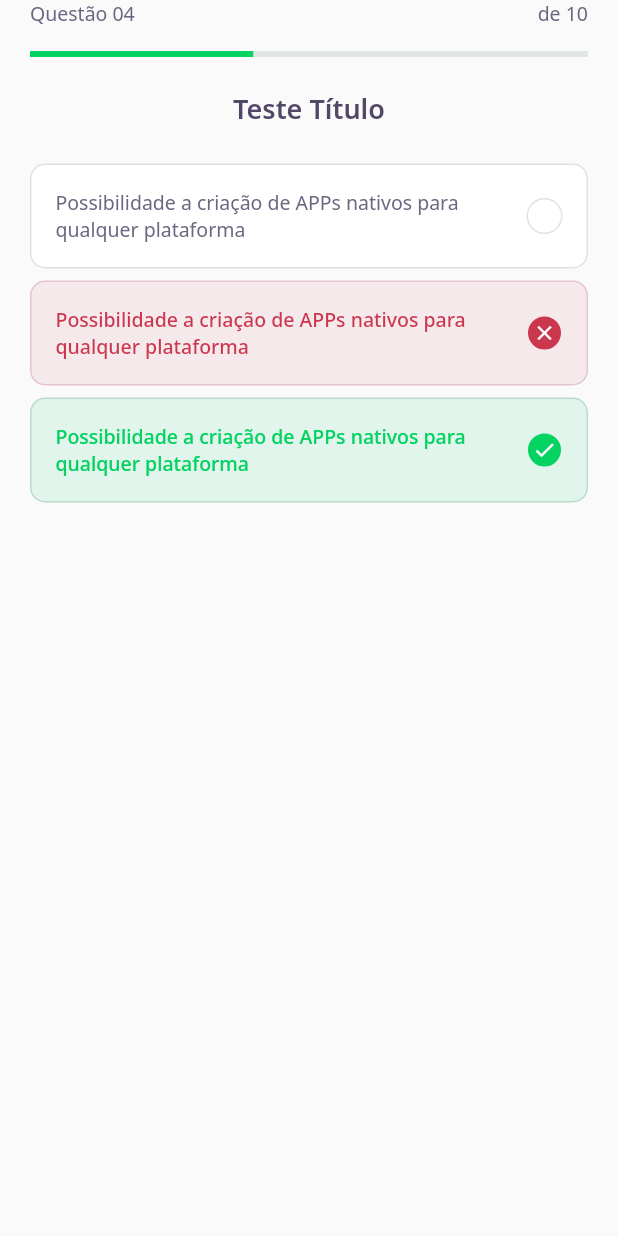
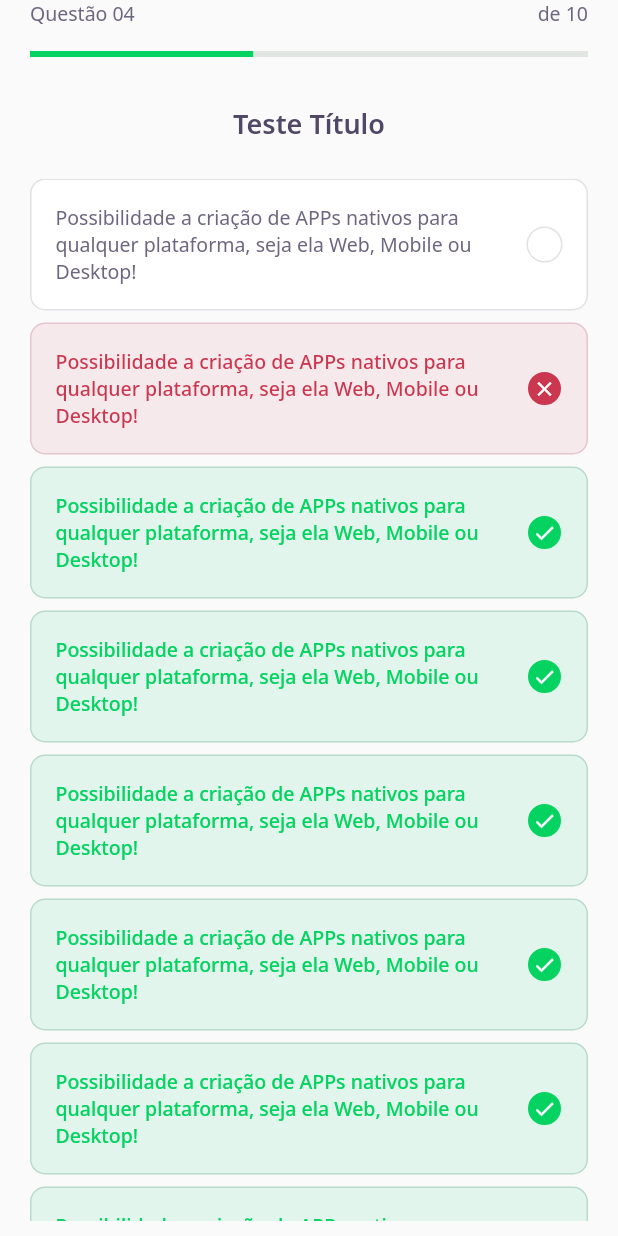
Before and after one commit to aliffy-benevides/-rocketseat-nlw05-devquiz, a Flutter app: the ChallengePage screen opened directly, on a phone screen of 412 x 824 dp. Run offline on Flutter 3.47's test engine with Material 2 defaults, Android fonts, the phone set to English and light mode, and no system bars; our stand-ins replace google_fonts; accounts and stored records are empty; network calls fail.

Commit message:
third class

```diff
--- /dev/null
+++ b/assets/database/user.json
@@ -0,0 +1,5 @@
+{
+  "name": "Aliffy",
+  "photoUrl": "https://avatars.githubusercontent.com/u/56937947?v=4",
+  "score": 75
+}
--- a/lib/challenge/widgets/quiz/quiz_widget.dart
+++ b/lib/challenge/widgets/quiz/quiz_widget.dart
@@ -10,34 +10,78 @@ class QuizWidget extends StatelessWidget {
   @override
   Widget build(BuildContext context) {
     return Container(
-      padding: const EdgeInsets.symmetric(horizontal: 20),
+      padding: const EdgeInsets.symmetric(horizontal: 20, vertical: 10),
       child: Column(
         children: [
           Text(title, style: AppTextStyles.heading),
           SizedBox(height: 24),
-          Column(
+          Expanded(
+            child: ListView(
               children: [
                 AnswerWidget(
                   isSelected: false,
                   isRight: false,
                   title:
-                    "Possibilidade a criação de APPs nativos para qualquer plataforma",
+                      "Possibilidade a criação de APPs nativos para qualquer plataforma, seja ela Web, Mobile ou Desktop!",
                 ),
                 SizedBox(height: 8),
                 AnswerWidget(
                   isSelected: true,
                   isRight: false,
                   title:
-                    "Possibilidade a criação de APPs nativos para qualquer plataforma",
+                      "Possibilidade a criação de APPs nativos para qualquer plataforma, seja ela Web, Mobile ou Desktop!",
                 ),
                 SizedBox(height: 8),
                 AnswerWidget(
                   isSelected: true,
                   isRight: true,
                   title:
-                    "Possibilidade a criação de APPs nativos para qualquer plataforma",
+                      "Possibilidade a criação de APPs nativos para qualquer plataforma, seja ela Web, Mobile ou Desktop!",
+                ),
+                SizedBox(height: 8),
+                AnswerWidget(
+                  isSelected: true,
+                  isRight: true,
+                  title:
+                      "Possibilidade a criação de APPs nativos para qualquer plataforma, seja ela Web, Mobile ou Desktop!",
+                ),
+                SizedBox(height: 8),
+                AnswerWidget(
+                  isSelected: true,
+                  isRight: true,
+                  title:
+                      "Possibilidade a criação de APPs nativos para qualquer plataforma, seja ela Web, Mobile ou Desktop!",
+                ),
+                SizedBox(height: 8),
+                AnswerWidget(
+                  isSelected: true,
+                  isRight: true,
+                  title:
+                      "Possibilidade a criação de APPs nativos para qualquer plataforma, seja ela Web, Mobile ou Desktop!",
+                ),
+                SizedBox(height: 8),
+                AnswerWidget(
+                  isSelected: true,
+                  isRight: true,
+                  title:
+                      "Possibilidade a criação de APPs nativos para qualquer plataforma, seja ela Web, Mobile ou Desktop!",
+                ),
+                SizedBox(height: 8),
+                AnswerWidget(
+                  isSelected: true,
+                  isRight: true,
+                  title:
+                      "Possibilidade a criação de APPs nativos para qualquer plataforma, seja ela Web, Mobile ou Desktop!",
+                ),
+                SizedBox(height: 8),
+                AnswerWidget(
+                  isSelected: true,
+                  isRight: true,
+                  title:
+                      "Possibilidade a criação de APPs nativos para qualquer plataforma, seja ela Web, Mobile ou Desktop!",
                 ),
               ],
+            ),
           ),
         ],
       ),
--- a/lib/core/app_widget.dart
+++ b/lib/core/app_widget.dart
@@ -1,14 +1,14 @@
 import 'package:flutter/material.dart';
 
-// import 'package:quizdev/home/home_page.dart';
-import 'package:quizdev/challenge/challenge_page.dart';
+import 'package:quizdev/home/home_page.dart';
+// import 'package:quizdev/challenge/challenge_page.dart';
 
 class AppWidget extends StatelessWidget {
   @override
   Widget build(BuildContext context) {
     return MaterialApp(
       title: "DevQuiz",
-      home: ChallengePage(),
+      home: HomePage(),
     );
   }
 }
--- /dev/null
+++ b/lib/home/home_state.dart
@@ -0,0 +1 @@
+enum HomeState { success, loading, error, empty }
--- a/pubspec.yaml
+++ b/pubspec.yaml
@@ -18,5 +18,6 @@ dev_dependencies:
 flutter:
   assets:
     - assets/images/
+    - assets/database/
 
   uses-material-design: true
```
Also changed, not shown: assets/database/quizzes.json (added, +28 -0 lines), lib/home/home_controller.dart (added, +31 -0 lines), lib/home/home_page.dart (+35 -7 lines), lib/home/home_repository.dart (added, +20 -0 lines), lib/home/widgets/app_bar/app_bar_widget.dart (+6 -5 lines), lib/home/widgets/quiz_card/quiz_card_widget.dart (+14 -3 lines), lib/shared/models/answer_model.dart (added, +29 -0 lines), lib/shared/models/question_model.dart (added, +31 -0 lines), lib/shared/models/quiz_model.dart (added, +61 -0 lines), lib/shared/models/user_model.dart (added, +33 -0 lines), 1 other file. Lines whose indentation alone changed are shown as unchanged.
